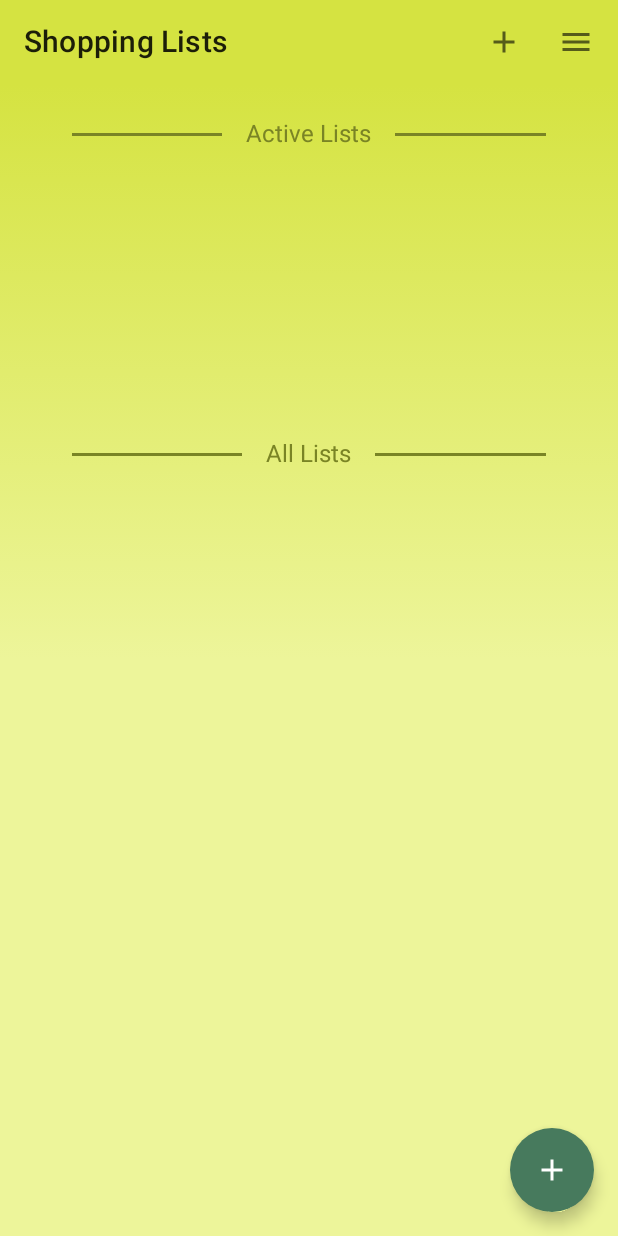
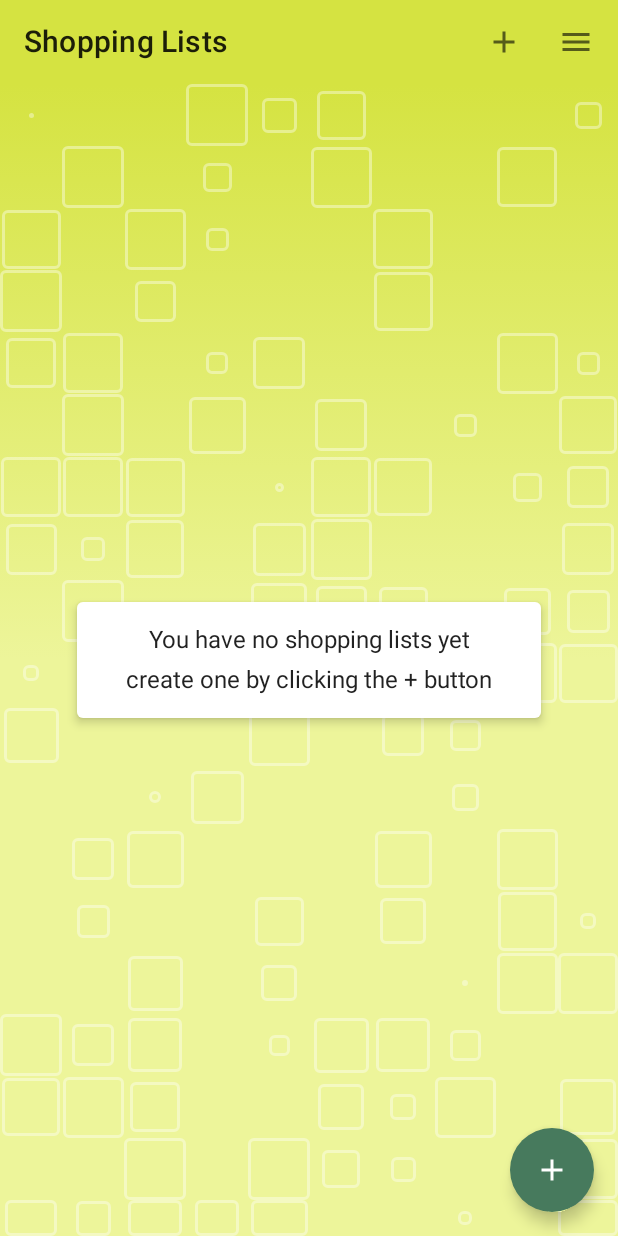
Before and after one commit to aryanakr/shopping-list, an Android app built with Jetpack Compose: the screen it shows after launch once a user with an empty profile is signed in (ShoppingListActivity), on a phone screen of 412 x 824 dp. Run offline under Robolectric (Android 15) with nearby library versions, the phone set to English and light mode, and no system bars; our stand-ins replace Dagger/Hilt's generated code, Firebase (no records; nobody signed in at launch, a user with empty details on screens opened directly).

Commit message:
navigation and main list ui improvements

```diff
--- a/app/src/main/java/com/aryanakbarpour/shoppinglist/MainActivity.kt
+++ b/app/src/main/java/com/aryanakbarpour/shoppinglist/MainActivity.kt
@@ -15,6 +15,7 @@ import androidx.navigation.compose.rememberNavController
 import com.aryanakbarpour.shoppinglist.viewmodel.AuthViewModel
 import com.aryanakbarpour.shoppinglist.ui.screens.*
 import com.aryanakbarpour.shoppinglist.ui.theme.ShoppingListTheme
+import com.aryanakbarpour.shoppinglist.util.Constants
 import dagger.hilt.android.AndroidEntryPoint
 
 @AndroidEntryPoint
@@ -24,7 +25,9 @@ class MainActivity : ComponentActivity() {
 
         val authViewModel : AuthViewModel by viewModels()
 
-        if (authViewModel.isUserAuthenticated) {
+        val skipLoginPref = getSharedPreferences(Constants.SHARED_PREFERENCE_NAME, MODE_PRIVATE).getBoolean(
+            Constants.SKIP_LOGIN_PREF, false)
+        if (authViewModel.isUserAuthenticated || skipLoginPref) {
             navigateToShoppingList()
         }
 
--- a/app/src/main/java/com/aryanakbarpour/shoppinglist/ShoppingListActivity.kt
+++ b/app/src/main/java/com/aryanakbarpour/shoppinglist/ShoppingListActivity.kt
@@ -8,24 +8,38 @@ import androidx.compose.foundation.layout.fillMaxSize
 import androidx.compose.material.MaterialTheme
 import androidx.compose.material.Surface
 import androidx.compose.ui.Modifier
+import androidx.navigation.NavController
+import androidx.navigation.NavHostController
 import androidx.navigation.NavType
 import androidx.navigation.compose.NavHost
 import androidx.navigation.compose.composable
 import androidx.navigation.compose.rememberNavController
 import androidx.navigation.navArgument
+import com.aryanakbarpour.shoppinglist.model.AppMode
 import com.aryanakbarpour.shoppinglist.ui.screens.*
 import com.aryanakbarpour.shoppinglist.ui.theme.ShoppingListTheme
+import com.aryanakbarpour.shoppinglist.util.Constants
 import com.aryanakbarpour.shoppinglist.viewmodel.ShoppingListViewModel
 import com.aryanakbarpour.shoppinglist.viewmodel.UserViewModel
 import dagger.hilt.android.AndroidEntryPoint
 
 @AndroidEntryPoint
 class ShoppingListActivity : ComponentActivity() {
+
+    lateinit var navController: NavHostController
+
     override fun onCreate(savedInstanceState: Bundle?) {
         super.onCreate(savedInstanceState)
 
         val shoppingListViewModel: ShoppingListViewModel by viewModels()
         val userViewModel: UserViewModel by viewModels()
+
+        // set skip offline skip login preference
+        if (userViewModel.appMode == AppMode.OFFLINE) {
+            getSharedPreferences(Constants.SHARED_PREFERENCE_NAME, MODE_PRIVATE).edit().putBoolean(Constants.SKIP_LOGIN_PREF, true).apply()
+        } else {
+            getSharedPreferences(Constants.SHARED_PREFERENCE_NAME, MODE_PRIVATE).edit().putBoolean(Constants.SKIP_LOGIN_PREF, false).apply()
+        }
 
         setContent {
             ShoppingListTheme {
@@ -34,11 +48,14 @@ class ShoppingListActivity : ComponentActivity() {
                     modifier = Modifier.fillMaxSize(),
                     color = MaterialTheme.colors.background
                 ) {
-                    val navController = rememberNavController()
+                    navController = rememberNavController()
 
                     NavHost(navController = navController, startDestination = Screen.MainListScreen.route) {
                         composable(Screen.MainListScreen.route) {
-                            MainListScreen(navController = navController, shoppingListViewModel= shoppingListViewModel, userViewModel = userViewModel, navigateToLogin = {finish()} )
+                            MainListScreen(navController = navController, shoppingListViewModel= shoppingListViewModel, userViewModel = userViewModel, navigateToLogin = {
+                                getSharedPreferences(Constants.SHARED_PREFERENCE_NAME, MODE_PRIVATE).edit().putBoolean(Constants.SKIP_LOGIN_PREF, false).apply()
+                                finish()
+                            } )
                         }
                         composable(
                             route = Screen.ViewListScreen.route + "/{listId}",
@@ -68,4 +85,12 @@ class ShoppingListActivity : ComponentActivity() {
             }
         }
     }
+
+    override fun onBackPressed() {
+        if (navController.currentDestination?.route == Screen.MainListScreen.route) {
+            return
+        } else {
+            super.onBackPressed()
+        }
+    }
 }
--- a/app/src/main/java/com/aryanakbarpour/shoppinglist/ShoppingListApp.kt
+++ b/app/src/main/java/com/aryanakbarpour/shoppinglist/ShoppingListApp.kt
@@ -9,4 +9,5 @@ class ShoppingListApp: Application() {
     override fun onCreate() {
         super.onCreate()
     }
+
 }
--- a/app/src/main/java/com/aryanakbarpour/shoppinglist/model/ShoppingList.kt
+++ b/app/src/main/java/com/aryanakbarpour/shoppinglist/model/ShoppingList.kt
@@ -6,8 +6,7 @@ import androidx.room.*
 data class ShoppingList (
     @PrimaryKey val id: String = "",
     val name: String = "",
-    val isActive: Boolean = false,
-    val isClosed: Boolean = false,
+    val isArchived: Boolean = false,
 )
 
 data class ShoppingListWithItems(
--- a/app/src/main/java/com/aryanakbarpour/shoppinglist/service/local/AppDatabase.kt
+++ b/app/src/main/java/com/aryanakbarpour/shoppinglist/service/local/AppDatabase.kt
@@ -7,7 +7,7 @@ import androidx.room.RoomDatabase
 import com.aryanakbarpour.shoppinglist.model.ShoppingItem
 import com.aryanakbarpour.shoppinglist.model.ShoppingList
 
-@Database(entities = [ShoppingList::class, ShoppingItem::class], version = 1)
+@Database(entities = [ShoppingList::class, ShoppingItem::class], version = 1, exportSchema = false)
 abstract class AppDatabase : RoomDatabase() {
 
     abstract fun shoppingListDao(): ShoppingListRoomDao
--- a/app/src/main/java/com/aryanakbarpour/shoppinglist/ui/components/ScreenSurface.kt
+++ b/app/src/main/java/com/aryanakbarpour/shoppinglist/ui/components/AnimatedSurface.kt
@@ -1,6 +1,5 @@
 package com.aryanakbarpour.shoppinglist.ui.components
 
-import android.util.Log
 import androidx.compose.animation.animateContentSize
 import androidx.compose.animation.core.*
 import androidx.compose.foundation.background
@@ -16,7 +15,6 @@ import androidx.compose.ui.Modifier
 import androidx.compose.ui.graphics.Brush
 import androidx.compose.ui.graphics.Color
 import androidx.compose.ui.platform.LocalConfiguration
-import androidx.compose.ui.unit.Dp
 import androidx.compose.ui.unit.dp
 import com.aryanakbarpour.shoppinglist.ui.theme.Primary
 import com.aryanakbarpour.shoppinglist.ui.theme.PrimaryLight
@@ -24,7 +22,7 @@ import kotlin.random.Random
 
 
 @Composable
-fun ScreenSurface(padding: PaddingValues, content: @Composable () -> Unit) {
+fun AnimatedSurface(padding: PaddingValues, content: @Composable () -> Unit) {
 
     Surface(
         color = Color.Transparent,
--- a/app/src/main/java/com/aryanakbarpour/shoppinglist/ui/screens/LoginScreen.kt
+++ b/app/src/main/java/com/aryanakbarpour/shoppinglist/ui/screens/LoginScreen.kt
@@ -6,16 +6,12 @@ import androidx.activity.result.IntentSenderRequest
 import androidx.activity.result.contract.ActivityResultContracts
 import androidx.compose.foundation.*
 import androidx.compose.foundation.layout.*
-import androidx.compose.foundation.shape.RoundedCornerShape
 import androidx.compose.material.*
-import androidx.compose.material.MaterialTheme.colors
 import androidx.compose.runtime.*
 import androidx.compose.ui.Alignment
 import androidx.compose.ui.Modifier
-import androidx.compose.ui.graphics.Brush
 import androidx.compose.ui.graphics.Color
 import androidx.compose.ui.res.painterResource
-import androidx.compose.ui.text.font.FontWeight
 import androidx.compose.ui.text.input.TextFieldValue
 import androidx.compose.ui.unit.dp
 import androidx.compose.ui.unit.sp
@@ -23,10 +19,8 @@ import androidx.navigation.NavController
 import com.aryanakbarpour.shoppinglist.R
 import com.aryanakbarpour.shoppinglist.model.Response
 import com.aryanakbarpour.shoppinglist.model.Response.*
-import com.aryanakbarpour.shoppinglist.ui.components.ScreenSurface
-import com.aryanakbarpour.shoppinglist.ui.theme.Primary
+import com.aryanakbarpour.shoppinglist.ui.components.AnimatedSurface
 import com.aryanakbarpour.shoppinglist.ui.theme.PrimaryDark
-import com.aryanakbarpour.shoppinglist.ui.theme.PrimaryLight
 import com.aryanakbarpour.shoppinglist.viewmodel.AuthViewModel
 import com.google.android.gms.auth.api.identity.BeginSignInResult
 import com.google.android.gms.common.api.ApiException
@@ -110,7 +104,7 @@ fun LoginScreen(
 
 
     Scaffold() { padding ->
-        ScreenSurface(
+        AnimatedSurface(
             padding = padding,
         ) {
 
--- a/app/src/main/java/com/aryanakbarpour/shoppinglist/ui/screens/MainListScreen.kt
+++ b/app/src/main/java/com/aryanakbarpour/shoppinglist/ui/screens/MainListScreen.kt
@@ -1,5 +1,6 @@
 package com.aryanakbarpour.shoppinglist.ui.screens
 
+import androidx.activity.compose.BackHandler
 import androidx.compose.foundation.background
 import androidx.compose.foundation.clickable
 import androidx.compose.foundation.layout.*
@@ -17,15 +18,18 @@ import androidx.compose.runtime.remember
 import androidx.compose.ui.Alignment
 import androidx.compose.ui.Modifier
 import androidx.compose.ui.draw.clip
+import androidx.compose.ui.draw.shadow
 import androidx.compose.ui.graphics.Brush
 import androidx.compose.ui.graphics.Color
 import androidx.compose.ui.platform.LocalContext
+import androidx.compose.ui.text.style.TextAlign
 import androidx.compose.ui.tooling.preview.Preview
 import androidx.compose.ui.unit.dp
 import androidx.navigation.NavController
 import com.aryanakbarpour.shoppinglist.model.AppMode
 import com.aryanakbarpour.shoppinglist.model.CollectionStatus
 import com.aryanakbarpour.shoppinglist.model.ShoppingListWithItems
+import com.aryanakbarpour.shoppinglist.ui.components.AnimatedSurface
 import com.aryanakbarpour.shoppinglist.ui.theme.Primary
 import com.aryanakbarpour.shoppinglist.ui.theme.PrimaryDark
 import com.aryanakbarpour.shoppinglist.ui.theme.PrimaryLight
@@ -119,45 +123,39 @@ fun MainListScreen(
                 Icon(Icons.Filled.Add, contentDescription = "Create new list")
             }
         }
-        ) {
-        Box(modifier = Modifier
-            .padding(it)
-            .background(
-                brush = Brush.verticalGradient(
-                    colors = listOf(
-                        Primary,
-                        PrimaryLight,
-                        PrimaryLight
-                    ),
-                )
-            )
-            .fillMaxWidth()
-            .fillMaxHeight()
-            .padding(vertical = 8.dp, horizontal = 16.dp)) {
-            Column {
-                // Active lists
-                SectionHeader(title = "Active Lists")
-                LazyColumn(modifier = Modifier.weight(1f)) {
-                    val activateItems = shoppingListsState.value.filter { it.shoppingList.isActive}
-                    items(activateItems.size) { index ->
-                        val shoppingList = activateItems[index]
-                        ShoppingListItem(
-                            shoppingList,
-                            shoppingListViewModel::toggleShoppingListActiveState,
-                            onItemClickListener = {navController.navigate(Screen.ViewListScreen.withArgs(shoppingList.shoppingList.id!!))})
-                        Spacer(modifier = Modifier.height(8.dp))
+        ) { padding ->
+        AnimatedSurface(padding = padding) {
+            Box(modifier = Modifier
+                .fillMaxSize(),
+                contentAlignment = Alignment.Center
+            ) {
+                val allItems = shoppingListsState.value.filter { !it.shoppingList.isArchived }
+
+                if (allItems.isEmpty()) {
+                    Box(
+                        modifier = Modifier
+                            .shadow(4.dp, RoundedCornerShape(4.dp))
+                            .background(Color.White)
+                            .fillMaxWidth(0.75f)
+                            .padding(16.dp),
+                        contentAlignment = Alignment.Center,
+                    ) {
+                        Column( horizontalAlignment = Alignment.CenterHorizontally) {
+                            Text(text = "You have no shopping lists yet", style = MaterialTheme.typography.body1, textAlign = TextAlign.Center)
+                            Spacer(modifier = Modifier.height(8.dp))
+                            Text(text = "create one by clicking the + button", style = MaterialTheme.typography.body1, textAlign = TextAlign.Center)
+                        }
                     }
                 }
 
-                // Inactive lists
-                SectionHeader(title = "All Lists")
-                LazyColumn(modifier = Modifier.weight(3f)) {
-                    val allItems = shoppingListsState.value.filter { !it.shoppingList.isActive }
+                LazyColumn(modifier = Modifier
+                    .fillMaxSize()
+                    .padding(16.dp), horizontalAlignment = Alignment.CenterHorizontally) {
+
                     items(allItems.size) { index ->
                         val shoppingList = allItems[index]
                         ShoppingListItem(
                             shoppingList,
-                            shoppingListViewModel::toggleShoppingListActiveState,
                             onItemClickListener = {navController.navigate(Screen.ViewListScreen.withArgs(shoppingList.shoppingList.id!!))})
                         Spacer(modifier = Modifier.height(8.dp))
                     }
@@ -172,9 +170,10 @@ fun MainListScreen(
 }
 
 @Composable
-fun ShoppingListItem(shoppingList: ShoppingListWithItems, activateList: (ShoppingListWithItems) -> Unit, onItemClickListener: () -> Unit) {
+fun ShoppingListItem(shoppingList: ShoppingListWithItems, onItemClickListener: () -> Unit) {
     Box(modifier = Modifier
-        .fillMaxWidth()
+        .shadow(8.dp, RoundedCornerShape(16.dp))
+        .width(350.dp)
         .height(60.dp)
         .clip(RoundedCornerShape(16.dp))
         .background(Color.White)
@@ -193,36 +192,9 @@ fun ShoppingListItem(shoppingList: ShoppingListWithItems, activateList: (Shoppin
                         modifier = Modifier.padding(16.dp),
                         text = "${shoppingList.items.filter { it.collectionStatus == CollectionStatus.COLLECTED }.size.toString()}/${shoppingList.items.size}")
 
-                Button(onClick = {activateList(shoppingList)},
-                    colors = ButtonDefaults.buttonColors(
-                        backgroundColor = if (shoppingList.shoppingList.isActive) PrimaryDark else Primary,
-                        contentColor =  if (shoppingList.shoppingList.isActive) Color.White else Color.Black)) {
-                    Text(text = if (shoppingList.shoppingList.isActive) "Remove" else "Activate")
-                }
             }
         }
 
     }
 
 }
-
-@Composable
-fun SectionHeader(title: String) {
-    Box(modifier = Modifier
-        .fillMaxWidth()
-        .padding(horizontal = 32.dp), contentAlignment = Alignment.Center) {
-        Row(verticalAlignment = Alignment.CenterVertically) {
-            Box(modifier = Modifier
-                .height(2.dp)
-                .weight(1f)
-                .background(PrimaryDark))
-            Text(modifier = Modifier.padding(16.dp),text = title, color = PrimaryDark)
-            Box(modifier = Modifier
-                .height(2.dp)
-                .weight(1f)
-                .background(PrimaryDark))
-        }
-
-    }
-
-}
--- a/app/src/main/java/com/aryanakbarpour/shoppinglist/util/Constants.kt
+++ b/app/src/main/java/com/aryanakbarpour/shoppinglist/util/Constants.kt
@@ -10,4 +10,8 @@ object Constants {
     const val USERS = "users"
     const val SHOPPING_LIST = "shopping_list"
     const val SHOPPING_ITEM = "item"
+
+    // shared preferences
+    const val SHARED_PREFERENCE_NAME = "shopping_list_shared_preference"
+    const val SKIP_LOGIN_PREF = "skiplogin"
 }
--- a/app/src/main/java/com/aryanakbarpour/shoppinglist/viewmodel/UserViewModel.kt
+++ b/app/src/main/java/com/aryanakbarpour/shoppinglist/viewmodel/UserViewModel.kt
@@ -17,4 +17,5 @@ class UserViewModel @Inject constructor(private val repository: UserRepository)
 
     fun getUserName() = repository.displayName
     fun getUserEmail() = repository.photoUrl
+
 }
```
Also changed, not shown: app/src/main/java/com/aryanakbarpour/shoppinglist/model/ShoppingItem.kt (+10 -2 lines), app/src/main/java/com/aryanakbarpour/shoppinglist/ui/screens/CreateListScreen.kt (+3 -10 lines), app/src/main/java/com/aryanakbarpour/shoppinglist/viewmodel/ShoppingListViewModel.kt (+4 -17 lines).
